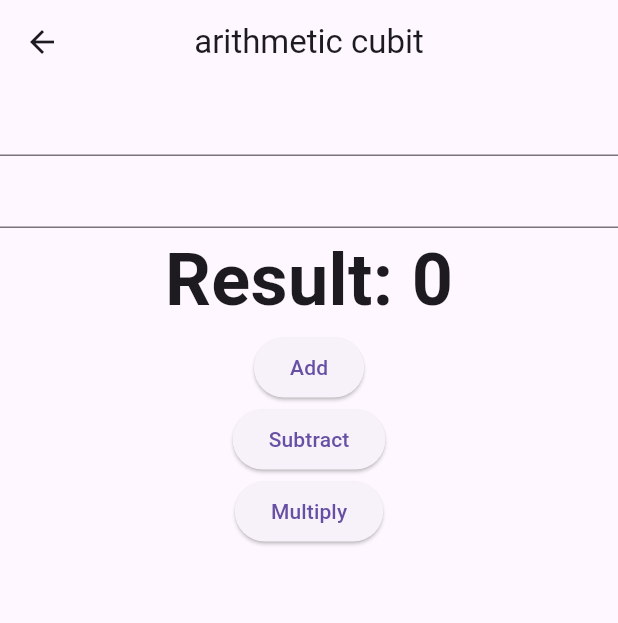
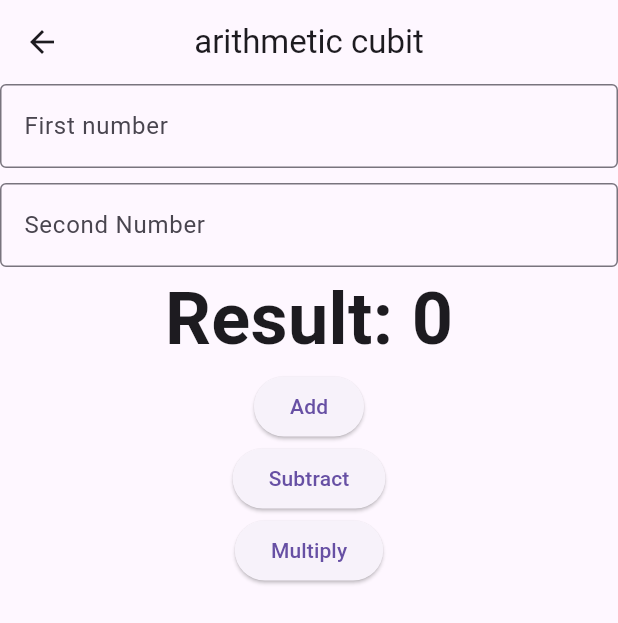
Before and after one commit to Ayush-Adhikrii/bloc_starter, a Flutter app: the screen it shows after launch, after a tap on "Arithmetic Cubit", on a phone screen of 412 x 824 dp. Shown: the top 623 px of the screen. Run offline on Flutter 3.47's test engine with Material 3 defaults, Android fonts, the phone set to English and light mode, and no system bars; our stand-ins replace equatable, flutter_bloc.

Commit message:
assignment complete

```diff
--- a/lib/app.dart
+++ b/lib/app.dart
@@ -1,7 +1,10 @@
+import 'package:bloc_test/cubit/area_circe_cubit.dart';
 import 'package:bloc_test/cubit/arithmetic_cubit.dart';
 import 'package:bloc_test/cubit/counter_cubit.dart';
 import 'package:bloc_test/cubit/dashboard_cubit.dart';
+import 'package:bloc_test/cubit/simple_interest_cubit.dart';
 import 'package:bloc_test/cubit/student_cubit.dart';
+import 'package:bloc_test/cubit/volume_cuboid_cubit.dart';
 import 'package:bloc_test/view/dashboard_view.dart';
 import 'package:flutter/material.dart';
 import 'package:flutter_bloc/flutter_bloc.dart';
@@ -16,11 +19,17 @@ class App extends StatelessWidget {
           BlocProvider(create: (context) => CounterCubit()),
           BlocProvider(create: (context) => ArithmeticCubit()),
           BlocProvider(create: (context) => StudentCubit()),
+          BlocProvider(create: (context) => SimpleInterestCubit()),
+          BlocProvider(create: (context) => AreaCirceCubit()),
+          BlocProvider(create: (context) => VolumeCuboidCubit()),
           BlocProvider(
               create: (context) => DashboardCubit(
                     context.read<CounterCubit>(),
                     context.read<ArithmeticCubit>(),
                     context.read<StudentCubit>(),
+                    context.read<SimpleInterestCubit>(),
+                    context.read<AreaCirceCubit>(),
+                    context.read<VolumeCuboidCubit>(),
                   )),
         ],
         child: MaterialApp(
--- /dev/null
+++ b/lib/cubit/area_circe_cubit.dart
@@ -0,0 +1,9 @@
+import 'package:flutter_bloc/flutter_bloc.dart';
+
+class AreaCirceCubit extends Cubit<double> {
+  AreaCirceCubit() : super(0);
+
+  void calculateArea(double radius) {
+    emit(22 / 7 * radius * radius);
+  }
+}
--- /dev/null
+++ b/lib/cubit/simple_interest_cubit.dart
@@ -0,0 +1,9 @@
+import 'package:flutter_bloc/flutter_bloc.dart';
+
+class SimpleInterestCubit extends Cubit<double> {
+  SimpleInterestCubit() : super(0);
+
+  void calculateSI(double principle, double time, double rate) {
+    emit(principle * time * rate / 100);
+  }
+}
--- /dev/null
+++ b/lib/cubit/volume_cuboid_cubit.dart
@@ -0,0 +1,9 @@
+import 'package:flutter_bloc/flutter_bloc.dart';
+
+class VolumeCuboidCubit extends Cubit<double> {
+  VolumeCuboidCubit() : super(0);
+
+  void calculateVolume(double length, double bredth, double height) {
+    emit(length * bredth * height);
+  }
+}
--- a/lib/view/arithmetic_cubit_view.dart
+++ b/lib/view/arithmetic_cubit_view.dart
@@ -2,6 +2,7 @@ import 'package:bloc_test/cubit/arithmetic_cubit.dart';
 import 'package:flutter/material.dart';
 import 'package:flutter_bloc/flutter_bloc.dart';
 
+// ignore: must_be_immutable
 class ArithmeticCubitView extends StatelessWidget {
   ArithmeticCubitView({super.key});
 
@@ -25,9 +26,34 @@ class ArithmeticCubitView extends StatelessWidget {
           children: [
             TextFormField(
               controller: firstController,
+              decoration: const InputDecoration(
+                labelText: 'First number',
+                border: OutlineInputBorder(),
+              ),
+              keyboardType: TextInputType.number,
+              validator: (value) {
+                if (value == null || value.isEmpty) {
+                  return 'Please enter first number';
+                }
+                return null;
+              },
+            ),
+            SizedBox(
+              height: 10,
             ),
             TextFormField(
               controller: secondController,
+              decoration: const InputDecoration(
+                labelText: 'Second Number',
+                border: OutlineInputBorder(),
+              ),
+              keyboardType: TextInputType.number,
+              validator: (value) {
+                if (value == null || value.isEmpty) {
+                  return 'Please enter second number';
+                }
+                return null;
+              },
             ),
             BlocBuilder<ArithmeticCubit, int>(
               builder: (context, state) {
@@ -40,27 +66,33 @@ class ArithmeticCubitView extends StatelessWidget {
             ),
             ElevatedButton(
               onPressed: () {
+                if (formKey.currentState!.validate()) {
                   first = int.parse(firstController.text);
                   second = int.parse(secondController.text);
                   print(first);
                   print(second);
                   context.read<ArithmeticCubit>().add(first, second);
+                }
               },
               child: Text("Add"),
             ),
             ElevatedButton(
               onPressed: () {
+                if (formKey.currentState!.validate()) {
                   first = int.parse(firstController.text);
                   second = int.parse(secondController.text);
                   context.read<ArithmeticCubit>().subtract(first, second);
+                }
               },
               child: Text("Subtract"),
             ),
             ElevatedButton(
               onPressed: () {
+                if (formKey.currentState!.validate()) {
                   first = int.parse(firstController.text);
                   second = int.parse(secondController.text);
                   context.read<ArithmeticCubit>().multiply(first, second);
+                }
               },
               child: Text("Multiply"),
             ),
--- a/lib/view/dashboard_view.dart
+++ b/lib/view/dashboard_view.dart
@@ -62,6 +62,48 @@ class DashboardView extends StatelessWidget {
               ),
             ),
           ),
+          Card(
+            child: InkWell(
+              onTap: () {
+                context.read<DashboardCubit>().openSimpleInterestView(context);
+              },
+              child: Column(
+                mainAxisAlignment: MainAxisAlignment.center,
+                children: const <Widget>[
+                  Icon(Icons.currency_pound_outlined, size: 48),
+                  Text('Simple interest Cubit'),
+                ],
+              ),
+            ),
+          ),
+          Card(
+            child: InkWell(
+              onTap: () {
+                context.read<DashboardCubit>().openAreaCircleView(context);
+              },
+              child: Column(
+                mainAxisAlignment: MainAxisAlignment.center,
+                children: const <Widget>[
+                  Icon(Icons.circle, size: 48),
+                  Text('Area of circle Cubit'),
+                ],
+              ),
+            ),
+          ),
+          Card(
+            child: InkWell(
+              onTap: () {
+                context.read<DashboardCubit>().openVolumeCuboidView(context);
+              },
+              child: Column(
+                mainAxisAlignment: MainAxisAlignment.center,
+                children: const <Widget>[
+                  Icon(Icons.abc, size: 48),
+                  Text('Volume of cuboid Cubit'),
+                ],
+              ),
+            ),
+          ),
         ],
       ),
     );
```
Also changed, not shown: lib/cubit/dashboard_cubit.dart (+42 -11 lines), lib/view/area_circle_cubit_view.dart (added, +70 -0 lines), lib/view/interest_cubit_view.dart (added, +112 -0 lines), lib/view/volume_cuboid_cubit_view.dart (added, +112 -0 lines). Lines whose indentation alone changed are shown as unchanged.
